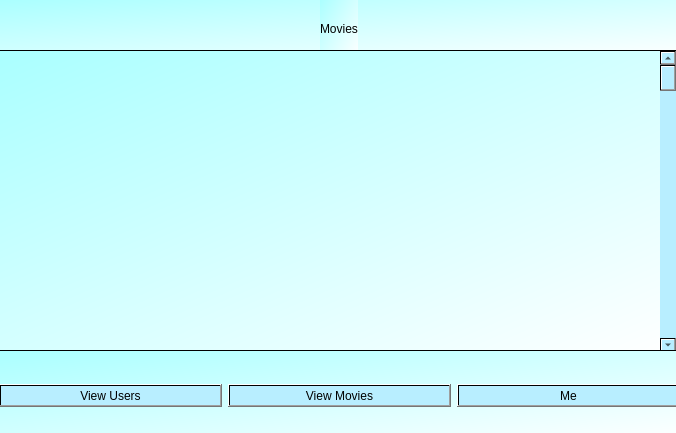
The window that index_admin.ui (reich03/EstructurasProyecto) describes before a commit, drawn with Qt 5.
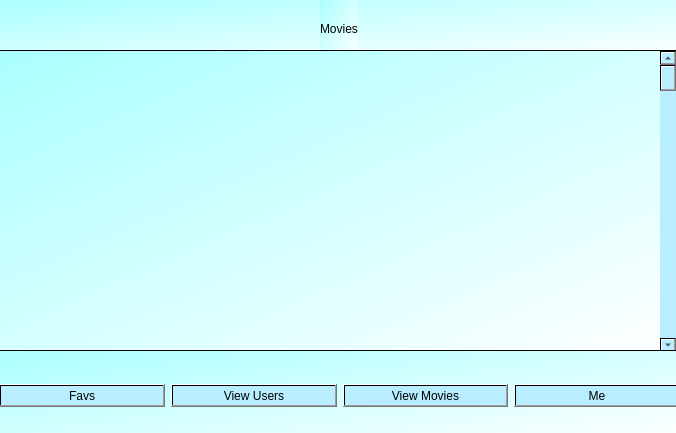
The same window after the commit.

Commit message: cambio index y me admin

Diff of the .ui file:
```diff
--- a/index_admin.ui
+++ b/index_admin.ui
@@ -29,6 +29,18 @@
     </rect>
    </property>
    <layout class="QHBoxLayout" name="buttom">
+    <item>
+     <widget class="QPushButton" name="likes">
+      <property name="styleSheet">
+       <string notr="true">color: qlineargradient(spread:pad, x1:0, y1:0, x2:1, y2:1, stop:1 rgba(0, 0, 0, 255));
+background-color: qlineargradient(spread:pad, x1:0, y1:0, x2:1, y2:1, stop:1 rgba(184, 238, 255, 255));
+font: 600 9pt &quot;Sitka Small Semibold&quot;;</string>
+      </property>
+      <property name="text">
+       <string>Favs</string>
+      </property>
+     </widget>
+    </item>
     <item>
      <widget class="QPushButton" name="users">
       <property name="styleSheet">
```
The commit also changes 11 other files.
